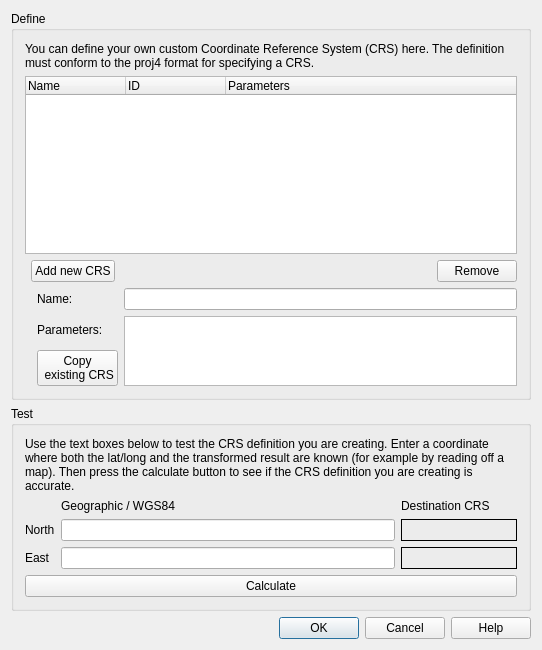
First picture: the form in src/ui/qgscustomprojectiondialogbase.ui, repository qgis/QGIS, before the edit.
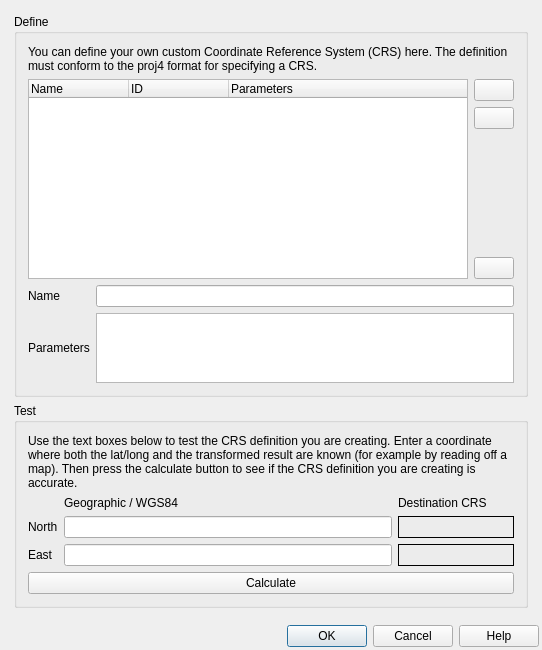
Second picture: the form after the edit. Icons and pictures are not drawn. Custom widgets are drawn as their Qt base class.

Commit message: [custom crs ui] adds scrollarea to dialog and done some minor changes

What changed in the file:
```diff
--- a/src/ui/qgscustomprojectiondialogbase.ui
+++ b/src/ui/qgscustomprojectiondialogbase.ui
@@ -18,14 +18,54 @@
     <normaloff/>
    </iconset>
   </property>
-  <layout class="QGridLayout">
+  <layout class="QGridLayout" name="gridLayout_2">
+   <property name="margin">
+    <number>3</number>
+   </property>
+   <item row="1" column="0">
+    <widget class="QDialogButtonBox" name="buttonBox">
+     <property name="standardButtons">
+      <set>QDialogButtonBox::Cancel|QDialogButtonBox::Help|QDialogButtonBox::Ok</set>
+     </property>
+    </widget>
+   </item>
+   <item row="0" column="0">
+    <widget class="QScrollArea" name="scrollArea">
+     <property name="frameShape">
+      <enum>QFrame::NoFrame</enum>
+     </property>
+     <property name="widgetResizable">
+      <bool>true</bool>
+     </property>
+     <widget class="QWidget" name="scrollAreaWidgetContents">
+      <property name="geometry">
+       <rect>
+        <x>0</x>
+        <y>0</y>
+        <width>542</width>
+        <height>617</height>
+       </rect>
+      </property>
+      <layout class="QGridLayout" name="gridLayout">
    <item row="0" column="0">
     <widget class="QgsCollapsibleGroupBox" name="groupBox">
      <property name="title">
       <string>Define</string>
      </property>
-     <layout class="QGridLayout">
-      <item row="2" column="0" colspan="4">
+         <layout class="QGridLayout" name="gridLayout_3">
+          <item row="0" column="0" colspan="2">
+           <widget class="QLabel" name="label">
+            <property name="text">
+             <string>You can define your own custom Coordinate Reference System (CRS) here. The definition must conform to the proj4 format for specifying a CRS.</string>
+            </property>
+            <property name="wordWrap">
+             <bool>true</bool>
+            </property>
+           </widget>
+          </item>
+          <item row="1" column="0" colspan="2">
+           <layout class="QHBoxLayout" name="horizontalLayout">
+            <item>
        <widget class="QTreeWidget" name="leNameList">
         <property name="sizePolicy">
          <sizepolicy hsizetype="Expanding" vsizetype="Expanding">
@@ -59,106 +99,93 @@
         </column>
        </widget>
       </item>
-      <item row="1" column="0" colspan="4">
-       <widget class="QLabel" name="label">
-        <property name="text">
-         <string>You can define your own custom Coordinate Reference System (CRS) here. The definition must conform to the proj4 format for specifying a CRS.</string>
-        </property>
-        <property name="wordWrap">
-         <bool>true</bool>
-        </property>
-       </widget>
-      </item>
-      <item row="5" column="3">
-       <widget class="QPlainTextEdit" name="teParameters">
-        <property name="sizePolicy">
-         <sizepolicy hsizetype="Expanding" vsizetype="Fixed">
-          <horstretch>0</horstretch>
-          <verstretch>0</verstretch>
-         </sizepolicy>
-        </property>
-        <property name="maximumSize">
-         <size>
-          <width>16777215</width>
-          <height>70</height>
-         </size>
-        </property>
-       </widget>
-      </item>
-      <item row="4" column="3">
-       <widget class="QLineEdit" name="leName"/>
-      </item>
-      <item row="4" column="2">
-       <widget class="QLabel" name="label_3">
-        <property name="text">
-         <string>Name:</string>
-        </property>
-       </widget>
-      </item>
-      <item row="5" column="2">
-       <layout class="QVBoxLayout" name="verticalLayout">
-        <property name="sizeConstraint">
-         <enum>QLayout::SetMinimumSize</enum>
-        </property>
         <item>
-         <widget class="QLabel" name="label_4">
-          <property name="text">
-           <string>Parameters:</string>
-          </property>
-         </widget>
-        </item>
-        <item>
-         <widget class="QPushButton" name="pbnCopyCRS">
-          <property name="text">
-           <string>Copy
- existing CRS</string>
-          </property>
-         </widget>
-        </item>
-       </layout>
-      </item>
-      <item row="3" column="1" colspan="3">
-       <layout class="QHBoxLayout" name="horizontalLayout_2">
-        <property name="spacing">
-         <number>6</number>
-        </property>
+             <layout class="QVBoxLayout" name="verticalLayout_2">
         <item>
          <widget class="QPushButton" name="pbnAdd">
-          <property name="text">
+                <property name="toolTip">
            <string>Add new CRS</string>
           </property>
+                <property name="text">
+                 <string/>
+                </property>
          </widget>
         </item>
         <item>
-         <spacer name="horizontalSpacer">
+               <widget class="QPushButton" name="pbnRemove">
+                <property name="toolTip">
+                 <string>Remove CRS</string>
+                </property>
+                <property name="text">
+                 <string/>
+                </property>
+               </widget>
+              </item>
+              <item>
+               <spacer name="verticalSpacer">
           <property name="orientation">
-           <enum>Qt::Horizontal</enum>
+                 <enum>Qt::Vertical</enum>
           </property>
           <property name="sizeHint" stdset="0">
            <size>
-            <width>40</width>
-            <height>20</height>
+                  <width>20</width>
+                  <height>40</height>
            </size>
           </property>
          </spacer>
         </item>
         <item>
-         <widget class="QPushButton" name="pbnRemove">
+               <widget class="QPushButton" name="pbnCopyCRS">
+                <property name="toolTip">
+                 <string>Copy existing CRS</string>
+                </property>
           <property name="text">
-           <string>Remove</string>
-          </property>
+                 <string/>
+                </property>
+                <property name="icon">
+                 <iconset resource="../../images/images.qrc">
+                  <normaloff>:/images/themes/default/mActionCopySelected.png</normaloff>:/images/themes/default/mActionCopySelected.png</iconset>
+                </property>
          </widget>
         </item>
        </layout>
       </item>
      </layout>
-    </widget>
    </item>
    <item row="2" column="0">
-    <widget class="QDialogButtonBox" name="buttonBox">
-     <property name="standardButtons">
-      <set>QDialogButtonBox::Cancel|QDialogButtonBox::Help|QDialogButtonBox::Ok</set>
-     </property>
+           <widget class="QLabel" name="label_3">
+            <property name="text">
+             <string>Name</string>
+            </property>
+           </widget>
+          </item>
+          <item row="2" column="1">
+           <widget class="QLineEdit" name="leName"/>
+          </item>
+          <item row="3" column="0">
+           <widget class="QLabel" name="label_4">
+            <property name="text">
+             <string>Parameters</string>
+            </property>
+           </widget>
+          </item>
+          <item row="3" column="1">
+           <widget class="QPlainTextEdit" name="teParameters">
+            <property name="sizePolicy">
+             <sizepolicy hsizetype="Expanding" vsizetype="Fixed">
+              <horstretch>0</horstretch>
+              <verstretch>0</verstretch>
+             </sizepolicy>
+            </property>
+            <property name="maximumSize">
+             <size>
+              <width>16777215</width>
+              <height>70</height>
+             </size>
+            </property>
+           </widget>
+          </item>
+         </layout>
     </widget>
    </item>
    <item row="1" column="0">
@@ -265,6 +292,10 @@
    </item>
   </layout>
  </widget>
+    </widget>
+   </item>
+  </layout>
+ </widget>
  <layoutdefault spacing="6" margin="11"/>
  <customwidgets>
   <customwidget>
```
Left out of the diff: 4 changed lines with no effect on the pictures. Lines whose indentation alone changed are shown as unchanged.
